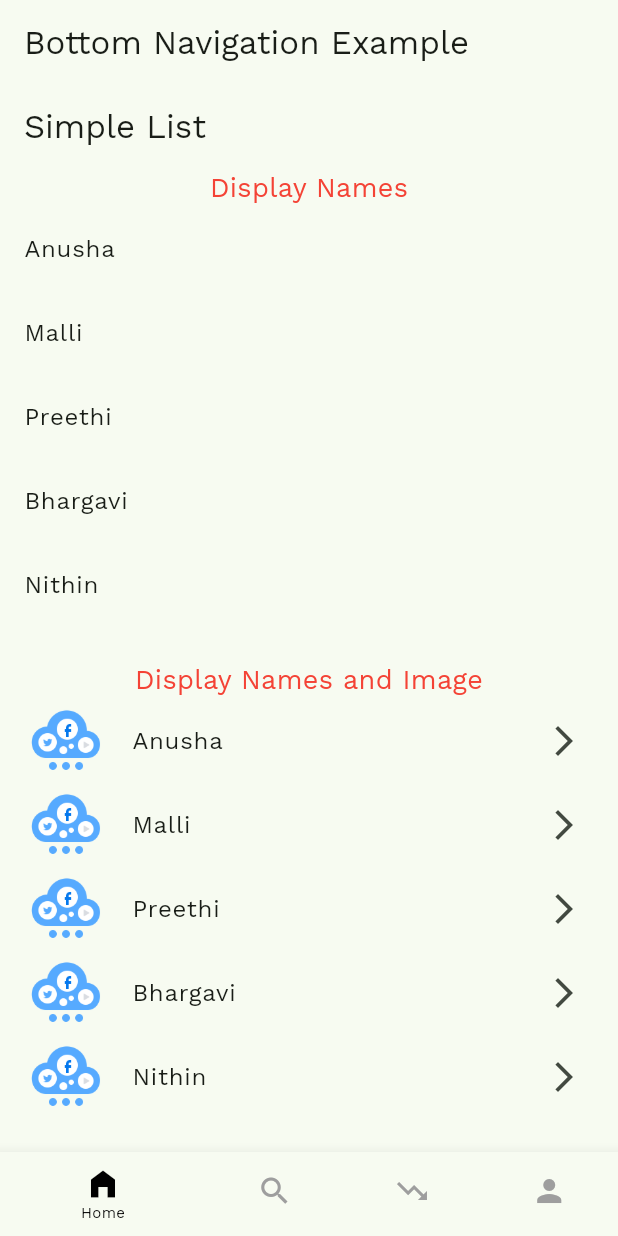
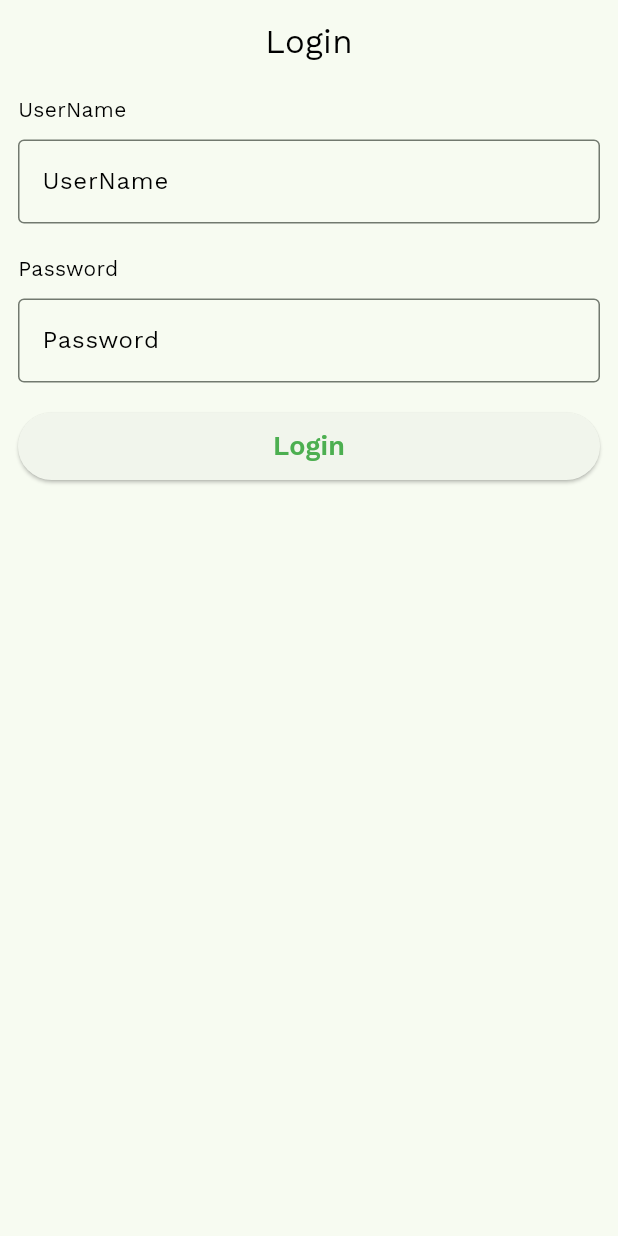
Before and after one commit to venkydevelop/Training_Class_Concepts, a Flutter app: the screen it shows after launch, on a phone screen of 412 x 824 dp. Run offline on Flutter 3.47's test engine with Material 3 defaults, Android fonts, the phone set to English and light mode, and no system bars; our stand-ins replace freezed_annotation, get, shared_preferences.

Commit message:
Session Management using Shared Preference

```diff
--- a/lib/flutter/bottom_navigation.dart
+++ b/lib/flutter/bottom_navigation.dart
@@ -1,6 +1,6 @@
 import 'package:flutter/material.dart';
+import 'package:training_session/flutter/drawer_example.dart';
 import 'package:training_session/flutter/simple_grid.dart';
-import 'package:training_session/flutter/simple_list.dart';
 
 class BottomNavigation extends StatefulWidget {
   const BottomNavigation({super.key});
@@ -23,7 +23,7 @@ class _BottomNavigationState extends State<BottomNavigation> {
   void initState() {
     super.initState();
     pages = [
-      const SimpleList(),
+      const HomePage(),
       const SimpleGrid(),
       const Text("Trending"),
       const Text("Profile")
--- /dev/null
+++ b/lib/flutter/session_management.dart
@@ -0,0 +1,136 @@
+import 'package:flutter/material.dart';
+import 'package:get/get.dart';
+import 'package:shared_preferences/shared_preferences.dart';
+import 'package:training_session/flutter/bottom_navigation.dart';
+
+class SessionManagement extends StatefulWidget {
+  const SessionManagement({super.key});
+
+  @override
+  State<SessionManagement> createState() => _SessionManagementState();
+}
+
+class _SessionManagementState extends State<SessionManagement> {
+  final userNameController = TextEditingController();
+  final passwordController = TextEditingController();
+  bool _isLogin = false;
+
+  Future<void> _login(BuildContext context) async {
+    final userName = userNameController.text;
+    final password = passwordController.text;
+
+    if (userName.isEmpty && password.isEmpty) {
+      Get.snackbar("Failed", "Please enter userName and Password",
+          backgroundColor: Colors.red, snackPosition: SnackPosition.BOTTOM);
+      return;
+    }
+    if (userName.length < 6 && password.length < 6) {
+      Get.snackbar("Failed",
+          "Please enter userName and Password must be greater than 6 characters",
+          backgroundColor: Colors.red, snackPosition: SnackPosition.BOTTOM);
+      return;
+    }
+    SharedPreferences prefs = await SharedPreferences.getInstance();
+    prefs.setBool("isLogin", true);
+    prefs.setString("userName", userName);
+    prefs.setString("password", password);
+    Get.offAll(() => const BottomNavigation());
+  }
+
+  Future<void> _checkLoginStatus() async {
+    SharedPreferences prefs = await SharedPreferences.getInstance();
+    bool isLoginIn = prefs.getBool("isLogin") ?? false;
+    if (isLoginIn) {
+      String? userName = prefs.getString("userName");
+      String? password = prefs.getString("password");
+
+      if (userName != null && password != null) {
+        userNameController.text = userName;
+        passwordController.text = password;
+      }
+    }
+    setState(() {
+      _isLogin = isLoginIn;
+    });
+  }
+
+  @override
+  void initState() {
+    super.initState();
+    _checkLoginStatus();
+  }
+
+  @override
+  Widget build(BuildContext context) {
+    return _isLogin
+        ? const BottomNavigation()
+        : Scaffold(
+            body: SafeArea(
+              top: true,
+              child: Padding(
+                padding: const EdgeInsets.all(12),
+                child: Column(
+                  crossAxisAlignment: CrossAxisAlignment.start,
+                  children: [
+                    const Center(
+                      child: Text("Login",
+                          style: TextStyle(
+                              fontSize: 22,
+                              fontWeight: FontWeight.w500,
+                              color: Colors.black)),
+                    ),
+                    const SizedBox(height: 20),
+                    const Text("UserName",
+                        style: TextStyle(
+                            fontSize: 14,
+                            fontWeight: FontWeight.w500,
+                            color: Colors.black)),
+                    const SizedBox(height: 10),
+                    TextField(
+                      controller: userNameController,
+                      decoration: const InputDecoration(
+                          hintText: "UserName",
+                          hintStyle: TextStyle(
+                              fontSize: 16,
+                              fontWeight: FontWeight.w500,
+                              color: Colors.black),
+                          border: OutlineInputBorder()),
+                    ),
+                    const SizedBox(height: 20),
+                    const Text("Password",
+                        style: TextStyle(
+                            fontSize: 14,
+                            fontWeight: FontWeight.w500,
+                            color: Colors.black)),
+                    const SizedBox(height: 10),
+                    TextField(
+                      controller: passwordController,
+                      decoration: const InputDecoration(
+                          hintText: "Password",
+                          hintStyle: TextStyle(
+                              fontSize: 16,
+                              fontWeight: FontWeight.w500,
+                              color: Colors.black),
+                          border: OutlineInputBorder()),
+                    ),
+                    const SizedBox(height: 20),
+                    SizedBox(
+                      width: double.infinity,
+                      height: 45,
+                      child: ElevatedButton(
+                          onPressed: () async {
+                            await _login(context);
+                          },
+                          child: const Text("Login",
+                              style: TextStyle(
+                                  fontSize: 18,
+                                  fontWeight: FontWeight.w600,
+                                  color: Colors.green))),
+                    ),
+                  ],
+                ),
+              ),
+            ),
+          );
+  }
+}
--- a/lib/main.dart
+++ b/lib/main.dart
@@ -1,6 +1,6 @@
 import 'package:flutter/material.dart';
 import 'package:get/get.dart';
-import 'package:training_session/flutter/bottom_navigation.dart';
+import 'package:training_session/flutter/session_management.dart';
 
 void main() {
   runApp(const MyApp());
@@ -18,7 +18,7 @@ class MyApp extends StatelessWidget {
           colorScheme: ColorScheme.fromSeed(seedColor: Colors.green),
           useMaterial3: true,
           fontFamily: "WorkSans"),
-      home: const BottomNavigation(),
+      home: const SessionManagement(),
     );
   }
 }
--- a/pubspec.yaml
+++ b/pubspec.yaml
@@ -39,6 +39,7 @@ dependencies:
   meta: 1.12.0
   json_annotation: 4.9.0
   freezed_annotation: 2.4.2
+  shared_preferences: 2.2.3
 
 
 dev_dependencies:
```
Also changed, not shown: lib/flutter/drawer_example.dart (added, +215 -0 lines), pubspec.lock, 6 other files.
